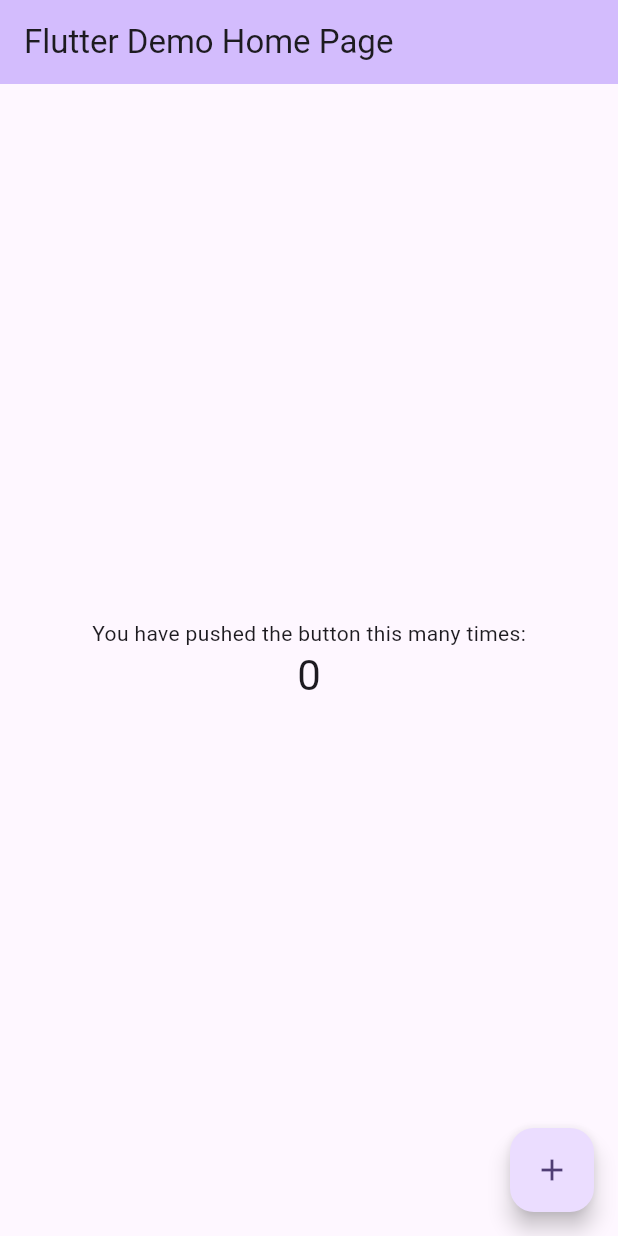
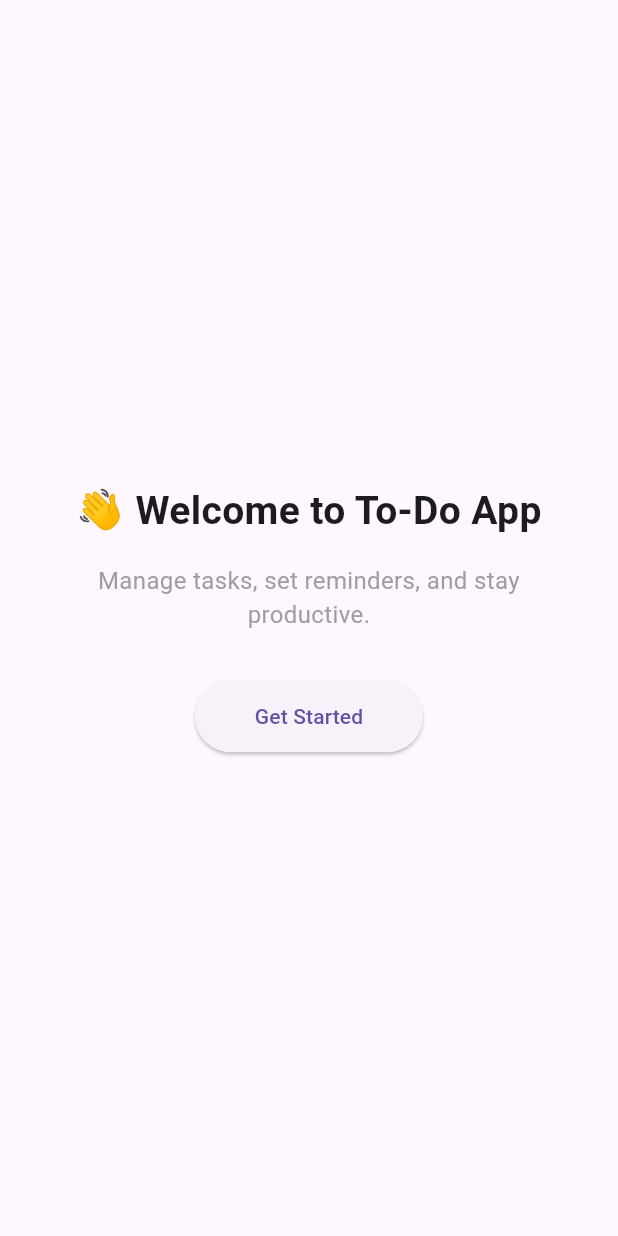
Before and after one commit to naveenkvofficialhere/todo, a Flutter app: the screen it shows after launch, on a phone screen of 412 x 824 dp. Run offline on Flutter 3.47's test engine with Material 3 defaults, Android fonts, the phone set to English and light mode, and no system bars; our stand-ins replace flutter_local_notifications, flutter_riverpod, hive, hive_flutter, timezone; accounts and stored records are empty.

Commit message:
feat: add splash,welcome,empty,tasktiles with the basic features

```diff
--- a/lib/main.dart
+++ b/lib/main.dart
@@ -1,122 +1,34 @@
 import 'package:flutter/material.dart';
+import 'package:flutter_riverpod/flutter_riverpod.dart';
+import 'package:hive_flutter/hive_flutter.dart';
+import 'models/task.dart';
+import 'services/notification_service.dart';
+import 'screens/splash_screen.dart';
 
-void main() {
-  runApp(const MyApp());
+Future<void> main() async {
+  WidgetsFlutterBinding.ensureInitialized();
+
+  // Init storage & services (kept clean; error handling is inside services/providers)
+  await Hive.initFlutter();
+  Hive.registerAdapter(TaskAdapter());
+  await Hive.openBox<Task>('tasks');
+  await Hive.openBox('settings');
+  await NotificationService.init();
+
+  runApp(const ProviderScope(child: MyApp()));
 }
 
 class MyApp extends StatelessWidget {
   const MyApp({super.key});
-
-  // This widget is the root of your application.
   @override
   Widget build(BuildContext context) {
     return MaterialApp(
-      title: 'Flutter Demo',
-      theme: ThemeData(
-        // This is the theme of your application.
-        //
-        // TRY THIS: Try running your application with "flutter run". You'll see
-        // the application has a purple toolbar. Then, without quitting the app,
-        // try changing the seedColor in the colorScheme below to Colors.green
-        // and then invoke "hot reload" (save your changes or press the "hot
-        // reload" button in a Flutter-supported IDE, or press "r" if you used
-        // the command line to start the app).
-        //
-        // Notice that the counter didn't reset back to zero; the application
-        // state is not lost during the reload. To reset the state, use hot
-        // restart instead.
-        //
-        // This works for code too, not just values: Most code changes can be
-        // tested with just a hot reload.
-        colorScheme: ColorScheme.fromSeed(seedColor: Colors.deepPurple),
-      ),
-      home: const MyHomePage(title: 'Flutter Demo Home Page'),
+      debugShowCheckedModeBanner: false,
+      title: 'To-Do App',
+      darkTheme: ThemeData.dark(),
+      themeMode: ThemeMode.system,
+      theme: ThemeData.light(),
+      home: const SplashScreen(),
     );
   }
 }
-
-class MyHomePage extends StatefulWidget {
-  const MyHomePage({super.key, required this.title});
-
-  // This widget is the home page of your application. It is stateful, meaning
-  // that it has a State object (defined below) that contains fields that affect
-  // how it looks.
-
-  // This class is the configuration for the state. It holds the values (in this
-  // case the title) provided by the parent (in this case the App widget) and
-  // used by the build method of the State. Fields in a Widget subclass are
-  // always marked "final".
-
-  final String title;
-
-  @override
-  State<MyHomePage> createState() => _MyHomePageState();
-}
-
-class _MyHomePageState extends State<MyHomePage> {
-  int _counter = 0;
-
-  void _incrementCounter() {
-    setState(() {
-      // This call to setState tells the Flutter framework that something has
-      // changed in this State, which causes it to rerun the build method below
-      // so that the display can reflect the updated values. If we changed
-      // _counter without calling setState(), then the build method would not be
-      // called again, and so nothing would appear to happen.
-      _counter++;
-    });
-  }
-
-  @override
-  Widget build(BuildContext context) {
-    // This method is rerun every time setState is called, for instance as done
-    // by the _incrementCounter method above.
-    //
-    // The Flutter framework has been optimized to make rerunning build methods
-    // fast, so that you can just rebuild anything that needs updating rather
-    // than having to individually change instances of widgets.
-    return Scaffold(
-      appBar: AppBar(
-        // TRY THIS: Try changing the color here to a specific color (to
-        // Colors.amber, perhaps?) and trigger a hot reload to see the AppBar
-        // change color while the other colors stay the same.
-        backgroundColor: Theme.of(context).colorScheme.inversePrimary,
-        // Here we take the value from the MyHomePage object that was created by
-        // the App.build method, and use it to set our appbar title.
-        title: Text(widget.title),
-      ),
-      body: Center(
-        // Center is a layout widget. It takes a single child and positions it
-        // in the middle of the parent.
-        child: Column(
-          // Column is also a layout widget. It takes a list of children and
-          // arranges them vertically. By default, it sizes itself to fit its
-          // children horizontally, and tries to be as tall as its parent.
-          //
-          // Column has various properties to control how it sizes itself and
-          // how it positions its children. Here we use mainAxisAlignment to
-          // center the children vertically; the main axis here is the vertical
-          // axis because Columns are vertical (the cross axis would be
-          // horizontal).
-          //
-          // TRY THIS: Invoke "debug painting" (choose the "Toggle Debug Paint"
-          // action in the IDE, or press "p" in the console), to see the
-          // wireframe for each widget.
-          mainAxisAlignment: MainAxisAlignment.center,
-          children: <Widget>[
-            const Text('You have pushed the button this many times:'),
-            Text(
-              '$_counter',
-              style: Theme.of(context).textTheme.headlineMedium,
-            ),
-          ],
-        ),
-      ),
-      floatingActionButton: FloatingActionButton(
-        onPressed: _incrementCounter,
-        tooltip: 'Increment',
-        child: const Icon(Icons.add),
-      ), // This trailing comma makes auto-formatting nicer for build methods.
-    );
-  }
-}
--- /dev/null
+++ b/lib/screens/welcome_screen.dart
@@ -0,0 +1,45 @@
+import 'package:flutter/material.dart';
+import 'home_screen.dart';
+
+class WelcomeScreen extends StatelessWidget {
+  const WelcomeScreen({super.key});
+
+  @override
+  Widget build(BuildContext context) {
+    return Scaffold(
+      body: Center(
+        child: Padding(
+          padding: const EdgeInsets.all(24.0),
+          child: Column(
+            mainAxisAlignment: MainAxisAlignment.center,
+            children: [
+              const Text(
+                "👋 Welcome to To-Do App",
+                style: TextStyle(fontSize: 26, fontWeight: FontWeight.bold),
+                textAlign: TextAlign.center,
+              ),
+              const SizedBox(height: 16),
+              const Text(
+                "Manage tasks, set reminders, and stay productive.",
+                textAlign: TextAlign.center,
+                style: TextStyle(fontSize: 16, color: Colors.grey),
+              ),
+              const SizedBox(height: 32),
+              ElevatedButton(
+                onPressed: () {
+                  Navigator.pushReplacement(
+                    context,
+                    MaterialPageRoute(builder: (_) => const HomeScreen()),
+                  );
+                },
+                style: ElevatedButton.styleFrom(
+                    padding: const EdgeInsets.symmetric(horizontal: 40, vertical: 14)),
+                child: const Text("Get Started"),
+              ),
+            ],
+          ),
+        ),
+      ),
+    );
+  }
+}
--- /dev/null
+++ b/lib/styles/app_styles.dart
@@ -0,0 +1,5 @@
+import 'package:flutter/material.dart';
+
+class AppStyles {
+  static const smallText = TextStyle(fontSize: 14, color: Colors.grey);
+}
```
Also changed, not shown: lib/models/task.dart (added, +21 -0 lines), lib/providers/task_provider.dart (added, +79 -0 lines), lib/screens/home_screen.dart (added, +125 -0 lines), lib/screens/splash_screen.dart (added, +50 -0 lines), lib/services/notification_service.dart (added, +66 -0 lines), lib/widgets/empty-state.dart (added, +16 -0 lines), lib/widgets/task_tile.dart (added, +99 -0 lines), lib/models/task.g.dart (added), 5 other files.
